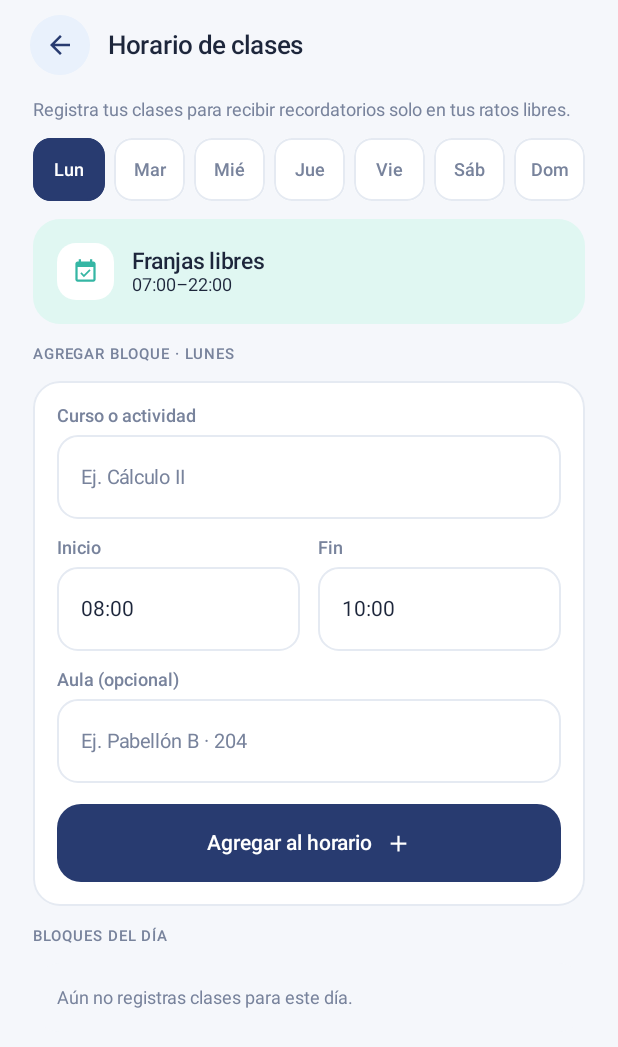
After one commit to Focusergon/StudyLock, an Android app built with Jetpack Compose: the ScheduleScreen screen opened through its navigation route, on a phone screen of 412 x 824 dp. The commit adds this screen. Shown: the top 1047 px of the screen. Run offline under Robolectric (Android 15) with nearby library versions, the phone set to English and light mode, and no system bars.

Commit message:
feat(schedule): horario de clases y recordatorios inteligentes
- SmartReminder: logica pura que decide avisar solo en franjas libres, sin molestar
  en clase ni justo antes, respetando meta diaria y separacion minima entre avisos
- ReminderWorker corre cada 30 min y usa el horario + progreso del dia
- ScheduleScreen/ScheduleViewModel: editor de bloques por dia con franjas libres
- UserPreferences: lastNotifiedAt + lectura puntual (current)
- Notificacion personalizada con la siguiente clase
- Entrada en Ajustes; 11 tests nuevos

```diff
--- a/app/src/main/java/pe/edu/unjbg/studylock/data/prefs/UserPreferences.kt
+++ b/app/src/main/java/pe/edu/unjbg/studylock/data/prefs/UserPreferences.kt
@@ -8,6 +8,7 @@ import androidx.datastore.preferences.core.longPreferencesKey
 import androidx.datastore.preferences.core.stringPreferencesKey
 import androidx.datastore.preferences.preferencesDataStore
 import kotlinx.coroutines.flow.Flow
+import kotlinx.coroutines.flow.first
 import kotlinx.coroutines.flow.map
 
 private val Context.userDataStore by preferencesDataStore(name = "studylock_prefs")
@@ -21,6 +22,7 @@ data class Prefs(
     val emergencyEnabled: Boolean = true,
     val lastEmergencyAt: Long = 0L,
     val remindersEnabled: Boolean = true,
+    val lastNotifiedAt: Long = 0L,
 ) {
     val displayName: String get() = userName.ifBlank { "Estudiante" }
 }
@@ -37,8 +39,12 @@ class UserPreferences(private val context: Context) {
             emergencyEnabled = p[Keys.EMERGENCY] ?: true,
             lastEmergencyAt = p[Keys.LAST_EMERGENCY] ?: 0L,
             remindersEnabled = p[Keys.REMINDERS] ?: true,
+            lastNotifiedAt = p[Keys.LAST_NOTIFIED] ?: 0L,
         )
     }
+
+    /** Lectura puntual del estado actual (p. ej. desde un worker en segundo plano). */
+    suspend fun current(): Prefs = flow.first()
 
     suspend fun setOnboardingDone(done: Boolean) = put { it[Keys.ONBOARDING] = done }
     suspend fun setPermissionsAcknowledged(done: Boolean) = put { it[Keys.PERMISSIONS] = done }
@@ -50,6 +56,7 @@ class UserPreferences(private val context: Context) {
     suspend fun setEmergencyEnabled(enabled: Boolean) = put { it[Keys.EMERGENCY] = enabled }
     suspend fun markEmergencyUsed(at: Long) = put { it[Keys.LAST_EMERGENCY] = at }
     suspend fun setRemindersEnabled(enabled: Boolean) = put { it[Keys.REMINDERS] = enabled }
+    suspend fun markNotified(at: Long) = put { it[Keys.LAST_NOTIFIED] = at }
 
     private suspend fun put(block: (androidx.datastore.preferences.core.MutablePreferences) -> Unit) {
         context.userDataStore.edit { prefs -> block(prefs) }
@@ -64,5 +71,6 @@ class UserPreferences(private val context: Context) {
         val EMERGENCY = booleanPreferencesKey("emergency_enabled")
         val LAST_EMERGENCY = longPreferencesKey("last_emergency_at")
         val REMINDERS = booleanPreferencesKey("reminders_enabled")
+        val LAST_NOTIFIED = longPreferencesKey("last_notified_at")
     }
 }
--- /dev/null
+++ b/app/src/main/java/pe/edu/unjbg/studylock/feature/schedule/ScheduleScreen.kt
@@ -0,0 +1,232 @@
+package pe.edu.unjbg.studylock.feature.schedule
+
+import androidx.compose.foundation.background
+import androidx.compose.foundation.border
+import androidx.compose.foundation.clickable
+import androidx.compose.foundation.layout.Arrangement
+import androidx.compose.foundation.layout.Box
+import androidx.compose.foundation.layout.Column
+import androidx.compose.foundation.layout.PaddingValues
+import androidx.compose.foundation.layout.Row
+import androidx.compose.foundation.layout.Spacer
+import androidx.compose.foundation.layout.fillMaxSize
+import androidx.compose.foundation.layout.fillMaxWidth
+import androidx.compose.foundation.layout.height
+import androidx.compose.foundation.layout.padding
+import androidx.compose.foundation.layout.size
+import androidx.compose.foundation.layout.width
+import androidx.compose.foundation.lazy.LazyColumn
+import androidx.compose.foundation.lazy.items
+import androidx.compose.foundation.shape.CircleShape
+import androidx.compose.foundation.shape.RoundedCornerShape
+import androidx.compose.material.icons.Icons
+import androidx.compose.material.icons.filled.Add
+import androidx.compose.material.icons.filled.Delete
+import androidx.compose.material.icons.filled.EventAvailable
+import androidx.compose.material3.Icon
+import androidx.compose.material3.MaterialTheme
+import androidx.compose.material3.Text
+import androidx.compose.runtime.Composable
+import androidx.compose.runtime.getValue
+import androidx.compose.ui.Alignment
+import androidx.compose.ui.Modifier
+import androidx.compose.ui.draw.clip
+import androidx.compose.ui.text.style.TextAlign
+import androidx.compose.ui.unit.dp
+import androidx.lifecycle.compose.collectAsStateWithLifecycle
+import pe.edu.unjbg.studylock.core.designsystem.SlCard
+import pe.edu.unjbg.studylock.core.designsystem.SlColors
+import pe.edu.unjbg.studylock.core.designsystem.SlIconBadge
+import pe.edu.unjbg.studylock.core.designsystem.SlPill
+import pe.edu.unjbg.studylock.core.designsystem.SlPrimaryButton
+import pe.edu.unjbg.studylock.core.designsystem.SlScreen
+import pe.edu.unjbg.studylock.core.designsystem.SlSectionLabel
+import pe.edu.unjbg.studylock.core.designsystem.SlTextField
+import pe.edu.unjbg.studylock.core.designsystem.SlTopBar
+import pe.edu.unjbg.studylock.domain.model.ClassBlock
+
+/**
+ * Horario de clases del estudiante.
+ *
+ * Con estos bloques, StudyLock sabe cuándo hay franjas libres y solo entonces envía recordatorios
+ * de repaso (ver `SmartReminder`).
+ */
+@Composable
+fun ScheduleScreen(viewModel: ScheduleViewModel, onBack: () -> Unit) {
+    val ui by viewModel.ui.collectAsStateWithLifecycle()
+
+    SlScreen {
+        SlTopBar(onBack = onBack, title = "Horario de clases")
+
+        LazyColumn(
+            modifier = Modifier.fillMaxSize(),
+            contentPadding = PaddingValues(horizontal = 22.dp, vertical = 6.dp),
+            verticalArrangement = Arrangement.spacedBy(12.dp),
+        ) {
+            item {
+                Text(
+                    text = "Registra tus clases para recibir recordatorios solo en tus ratos libres.",
+                    style = MaterialTheme.typography.bodySmall,
+                    color = SlColors.Muted,
+                )
+            }
+
+            item { DaySelector(selected = ui.dayOfWeek, onSelect = viewModel::selectDay) }
+
+            item {
+                SlCard(color = SlColors.Mint, border = false) {
+                    Row(verticalAlignment = Alignment.CenterVertically) {
+                        SlIconBadge(Icons.Filled.EventAvailable, SlColors.Teal, SlColors.Surface, size = 38.dp)
+                        Spacer(Modifier.width(12.dp))
+                        Column(modifier = Modifier.weight(1f)) {
+                            Text("Franjas libres", style = MaterialTheme.typography.titleSmall, color = SlColors.Ink)
+                            Text(
+                                text = if (ui.freeWindows.isEmpty()) "Sin huecos disponibles este día"
+                                else ui.freeWindows.joinToString(" · ") { "${ClassBlock.formatMinute(it.first)}–${ClassBlock.formatMinute(it.second)}" },
+                                style = MaterialTheme.typography.bodySmall,
+                                color = SlColors.Ink,
+                            )
+                        }
+                    }
+                }
+            }
+
+            item {
+                Spacer(Modifier.height(2.dp))
+                SlSectionLabel("Agregar bloque · ${ClassBlock.DAY_LABELS[ui.dayOfWeek - 1]}")
+            }
+
+            item {
+                SlCard {
+                    SlTextField(
+                        label = "Curso o actividad",
+                        value = ui.courseName,
+                        onValueChange = viewModel::setCourseName,
+                        placeholder = "Ej. Cálculo II",
+                    )
+                    Spacer(Modifier.height(12.dp))
+                    Row(horizontalArrangement = Arrangement.spacedBy(12.dp)) {
+                        SlTextField(
+                            label = "Inicio",
+                            value = ui.startText,
+                            onValueChange = viewModel::setStartText,
+                            placeholder = "08:00",
+                            modifier = Modifier.weight(1f),
+                        )
+                        SlTextField(
+                            label = "Fin",
+                            value = ui.endText,
+                            onValueChange = viewModel::setEndText,
+                            placeholder = "10:00",
+                            modifier = Modifier.weight(1f),
+                        )
+                    }
+                    Spacer(Modifier.height(12.dp))
+                    SlTextField(
+                        label = "Aula (opcional)",
+                        value = ui.room,
+                        onValueChange = viewModel::setRoom,
+                        placeholder = "Ej. Pabellón B · 204",
+                    )
+                    Spacer(Modifier.height(14.dp))
+                    SlPrimaryButton(text = "Agregar al horario", onClick = viewModel::addBlock, icon = Icons.Filled.Add)
+                    ui.error?.let { message ->
+                        Spacer(Modifier.height(8.dp))
+                        Text(
+                            text = message,
+                            style = MaterialTheme.typography.bodySmall,
+                            color = SlColors.Danger,
+                            modifier = Modifier.fillMaxWidth(),
+                            textAlign = TextAlign.Center,
+                        )
+                    }
+                }
+            }
+
+            item {
+                Spacer(Modifier.height(2.dp))
+                SlSectionLabel("Bloques del día")
+            }
+
+            if (ui.todayBlocks.isEmpty()) {
+                item {
+                    SlCard(color = SlColors.Background, border = false) {
+                        Text(
+                            text = "Aún no registras clases para este día.",
+                            style = MaterialTheme.typography.bodySmall,
+                            color = SlColors.Muted,
+                        )
+                    }
+                }
+            } else {
+                items(ui.todayBlocks, key = { it.id }) { block ->
+                    BlockRow(block = block, onDelete = { viewModel.removeBlock(block.id) })
+                }
+            }
+
+            item { Spacer(Modifier.height(12.dp)) }
+        }
+    }
+}
+
+@Composable
+private fun DaySelector(selected: Int, onSelect: (Int) -> Unit) {
+    Row(modifier = Modifier.fillMaxWidth(), horizontalArrangement = Arrangement.spacedBy(6.dp)) {
+        ClassBlock.DAY_SHORT.forEachIndexed { index, label ->
+            val day = index + 1
+            val active = day == selected
+            Box(
+                modifier = Modifier
+                    .weight(1f)
+                    .height(42.dp)
+                    .clip(RoundedCornerShape(12.dp))
+                    .background(if (active) SlColors.Primary else SlColors.Surface)
+                    .border(1.dp, if (active) SlColors.Primary else SlColors.Border, RoundedCornerShape(12.dp))
+                    .clickable { onSelect(day) },
+                contentAlignment = Alignment.Center,
+            ) {
+                Text(
+                    text = label,
+                    style = MaterialTheme.typography.labelMedium,
+                    color = if (active) SlColors.Surface else SlColors.Muted,
+                )
+            }
+        }
+    }
+}
+
+@Composable
+private fun BlockRow(block: ClassBlock, onDelete: () -> Unit) {
+    Row(
+        modifier = Modifier
+            .fillMaxWidth()
+            .clip(RoundedCornerShape(16.dp))
+            .background(SlColors.Surface)
+            .border(1.dp, SlColors.Border, RoundedCornerShape(16.dp))
+            .padding(14.dp),
+        verticalAlignment = Alignment.CenterVertically,
+    ) {
+        Column(modifier = Modifier.width(58.dp)) {
+            Text(block.startLabel, style = MaterialTheme.typography.titleSmall, color = SlColors.Ink)
+            Text(block.endLabel, style = MaterialTheme.typography.bodySmall, color = SlColors.Muted)
+        }
+        Spacer(Modifier.width(12.dp))
+        Column(modifier = Modifier.weight(1f)) {
+            Text(block.courseName, style = MaterialTheme.typography.titleSmall, color = SlColors.Ink)
+            if (block.room.isNotBlank()) {
+                Text(block.room, style = MaterialTheme.typography.bodySmall, color = SlColors.Muted)
+            }
+        }
+        SlPill("${block.endMinute - block.startMinute} min", SlColors.Primary, SlColors.ChipBlue)
+        Spacer(Modifier.width(6.dp))
+        Box(
+            modifier = Modifier
+                .size(34.dp)
+                .clip(CircleShape)
+                .clickable(onClick = onDelete),
+            contentAlignment = Alignment.Center,
+        ) {
+            Icon(Icons.Filled.Delete, contentDescription = "Eliminar", tint = SlColors.Danger, modifier = Modifier.size(18.dp))
+        }
+    }
+}
--- /dev/null
+++ b/app/src/main/java/pe/edu/unjbg/studylock/feature/schedule/ScheduleViewModel.kt
@@ -0,0 +1,132 @@
+package pe.edu.unjbg.studylock.feature.schedule
+
+import androidx.lifecycle.ViewModel
+import androidx.lifecycle.viewModelScope
+import kotlinx.coroutines.flow.MutableStateFlow
+import kotlinx.coroutines.flow.StateFlow
+import kotlinx.coroutines.flow.asStateFlow
+import kotlinx.coroutines.flow.combine
+import kotlinx.coroutines.flow.update
+import kotlinx.coroutines.launch
+import pe.edu.unjbg.studylock.domain.model.ClassBlock
+import pe.edu.unjbg.studylock.domain.model.Course
+import pe.edu.unjbg.studylock.domain.repo.CourseRepository
+import pe.edu.unjbg.studylock.domain.repo.ScheduleRepository
+import java.time.LocalTime
+import java.util.UUID
+
+/** Estado del editor de horario de clases. */
+data class ScheduleUi(
+    val blocks: List<ClassBlock> = emptyList(),
+    val courses: List<Course> = emptyList(),
+    val dayOfWeek: Int = 1,
+    val courseName: String = "",
+    val startText: String = "08:00",
+    val endText: String = "10:00",
+    val room: String = "",
+    val error: String? = null,
+) {
+    val todayBlocks: List<ClassBlock> get() = blocks.filter { it.dayOfWeek == dayOfWeek }.sortedBy { it.startMinute }
+
+    /** Franjas libres del día seleccionado entre las 07:00 y las 22:00. */
+    val freeWindows: List<Pair<Int, Int>> get() = ScheduleUi.freeWindows(dayOfWeek, blocks)
+
+    companion object {
+        const val DAY_START = 7 * 60
+        const val DAY_END = 22 * 60
+
+        fun freeWindows(dayOfWeek: Int, blocks: List<ClassBlock>): List<Pair<Int, Int>> {
+            val busy = blocks.filter { it.dayOfWeek == dayOfWeek }.sortedBy { it.startMinute }
+            val out = ArrayList<Pair<Int, Int>>()
+            var cursor = DAY_START
+            for (block in busy) {
+                if (block.startMinute > cursor) out += cursor to block.startMinute
+                cursor = maxOf(cursor, block.endMinute)
+            }
+            if (cursor < DAY_END) out += cursor to DAY_END
+            return out.filter { it.second - it.first >= 20 }
+        }
+    }
+}
+
+/** Gestiona el horario de clases que alimenta las notificaciones inteligentes. */
+class ScheduleViewModel(
+    private val schedule: ScheduleRepository,
+    courses: CourseRepository,
+) : ViewModel() {
+
+    private val _ui = MutableStateFlow(ScheduleUi())
+    val ui: StateFlow<ScheduleUi> = _ui.asStateFlow()
+
+    init {
+        viewModelScope.launch {
+            combine(schedule.observe(), courses.observeCourses()) { blocks, courseList ->
+                blocks to courseList
+            }.collect { (blocks, courseList) ->
+                _ui.update { it.copy(blocks = blocks, courses = courseList) }
+            }
+        }
+    }
+
+    fun selectDay(day: Int) = _ui.update { it.copy(dayOfWeek = day.coerceIn(1, 7), error = null) }
+    fun setCourseName(value: String) = _ui.update { it.copy(courseName = value, error = null) }
+    fun setStartText(value: String) = _ui.update { it.copy(startText = value, error = null) }
+    fun setEndText(value: String) = _ui.update { it.copy(endText = value, error = null) }
+    fun setRoom(value: String) = _ui.update { it.copy(room = value) }
+    fun dismissError() = _ui.update { it.copy(error = null) }
+
+    fun addBlock() {
+        val state = _ui.value
+        val name = state.courseName.trim()
+        if (name.isBlank()) {
+            _ui.update { it.copy(error = "Escribe el nombre del curso o la actividad.") }
+            return
+        }
+        val start = parseMinute(state.startText)
+        val end = parseMinute(state.endText)
+        if (start == null || end == null) {
+            _ui.update { it.copy(error = "Usa el formato HH:MM, por ejemplo 08:30.") }
+            return
+        }
+        if (end <= start) {
+            _ui.update { it.copy(error = "La hora de fin debe ser posterior a la de inicio.") }
+            return
+        }
+        val course = state.courses.firstOrNull { it.name.equals(name, ignoreCase = true) }
+        val block = ClassBlock(
+            id = UUID.randomUUID().toString(),
+            courseId = course?.id.orEmpty(),
+            courseName = name,
+            dayOfWeek = state.dayOfWeek,
+            startMinute = start,
+            endMinute = end,
+            room = state.room.trim(),
+        )
+        viewModelScope.launch {
+            schedule.add(block)
+            _ui.update { it.copy(courseName = "", room = "", error = null) }
+        }
+    }
+
+    fun removeBlock(id: String) {
+        viewModelScope.launch { schedule.remove(id) }
+    }
+
+    /** Acepta «8:5», «08:05», «0805» y devuelve minutos desde las 00:00. */
+    private fun parseMinute(raw: String): Int? {
+        val text = raw.trim()
+        val normalized = when {
+            text.contains(':') -> text
+            text.length in 3..4 && text.all(Char::isDigit) -> text.dropLast(2) + ":" + text.takeLast(2)
+            else -> return null
+        }
+        val (h, m) = normalized.split(':').takeIf { it.size == 2 } ?: return null
+        val hour = h.toIntOrNull() ?: return null
+        val minute = m.toIntOrNull() ?: return null
+        if (hour !in 0..23 || minute !in 0..59) return null
+        return hour * 60 + minute
+    }
+
+    @Suppress("unused")
+    private fun nowLabel(): String = LocalTime.now().let { "%02d:%02d".format(it.hour, it.minute) }
+}
--- a/app/src/main/java/pe/edu/unjbg/studylock/navigation/Routes.kt
+++ b/app/src/main/java/pe/edu/unjbg/studylock/navigation/Routes.kt
@@ -12,6 +12,7 @@ object Routes {
     const val SETTINGS = "settings"
 
     const val IMPORT = "import"
+    const val SCHEDULE = "schedule"
 
     const val COURSE_DETAIL = "course/{courseId}"
     const val START_REVIEW = "start_review/{courseId}"
--- a/app/src/main/java/pe/edu/unjbg/studylock/navigation/StudyLockRoot.kt
+++ b/app/src/main/java/pe/edu/unjbg/studylock/navigation/StudyLockRoot.kt
@@ -35,6 +35,8 @@ import pe.edu.unjbg.studylock.feature.onboarding.PermissionsScreen
 import pe.edu.unjbg.studylock.feature.onboarding.WelcomeScreen
 import pe.edu.unjbg.studylock.feature.progress.ProgressScreen
 import pe.edu.unjbg.studylock.feature.progress.ProgressViewModel
+import pe.edu.unjbg.studylock.feature.schedule.ScheduleScreen
+import pe.edu.unjbg.studylock.feature.schedule.ScheduleViewModel
 import pe.edu.unjbg.studylock.feature.session.SessionScreen
 import pe.edu.unjbg.studylock.feature.session.StudyViewModel
 import pe.edu.unjbg.studylock.feature.settings.SettingsScreen
@@ -157,6 +159,13 @@ fun StudyLockRoot(graph: AppGraph, startOnboarding: Boolean) {
                 ImportScreen(viewModel = vm, onBack = { nav.popBackStack() })
             }
 
+            composable(Routes.SCHEDULE) {
+                val vm: ScheduleViewModel = viewModel(
+                    factory = viewModelFactory { ScheduleViewModel(graph.schedule, graph.courses) },
+                )
+                ScheduleScreen(viewModel = vm, onBack = { nav.popBackStack() })
+            }
+
             composable(Routes.COURSE_DETAIL) {
                 val courseId = it.arguments?.getString("courseId").orEmpty()
                 val vm: CourseDetailViewModel = viewModel(
@@ -193,6 +202,7 @@ fun StudyLockRoot(graph: AppGraph, startOnboarding: Boolean) {
                 SettingsScreen(
                     viewModel = vm,
                     onImport = { nav.navigate(Routes.IMPORT) },
+                    onSchedule = { nav.navigate(Routes.SCHEDULE) },
                     onResetOnboarding = {
                         nav.navigate(Routes.WELCOME) {
                             popUpTo(Routes.HOME) { inclusive = true }
```
Also changed, not shown: app/src/main/java/pe/edu/unjbg/studylock/blocking/ReminderScheduler.kt (+39 -17 lines), app/src/main/java/pe/edu/unjbg/studylock/blocking/StudyLockNotifications.kt (+27 -0 lines), app/src/main/java/pe/edu/unjbg/studylock/domain/SmartReminder.kt (added, +60 -0 lines), app/src/main/java/pe/edu/unjbg/studylock/feature/settings/SettingsScreen.kt (+30 -1 lines), 2 other files.
